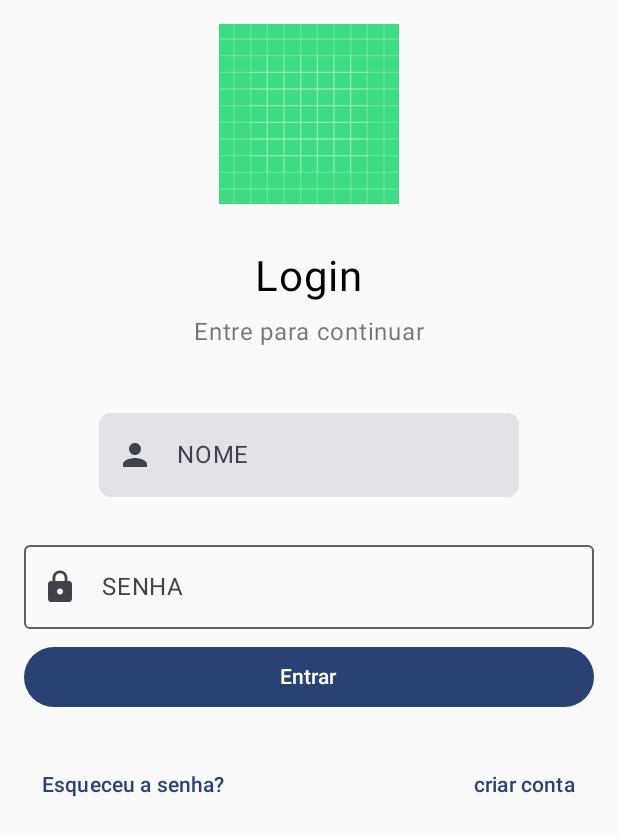
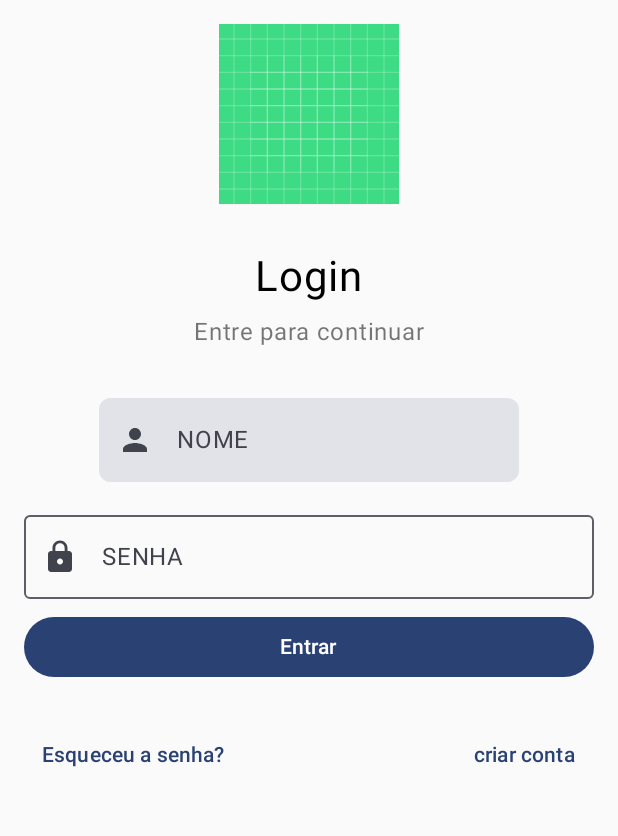
Before and after one commit to Joaovts07/LevaJa, an Android app built with Jetpack Compose: the screen it shows after launch (MainActivity), on a phone screen of 412 x 824 dp. Shown: the top 836 px of the screen. Run offline under Robolectric (Android 15) with nearby library versions, the phone set to English and light mode, and no system bars.

Commit message:
CAR-1: Adjust paddings and add a visualTransformation case is password

```diff
--- a/app/src/main/java/com/example/levaja/ui/components/LevaJaTextField.kt
+++ b/app/src/main/java/com/example/levaja/ui/components/LevaJaTextField.kt
@@ -9,6 +9,7 @@ import androidx.compose.material3.TextFieldDefaults
 import androidx.compose.runtime.Composable
 import androidx.compose.ui.Modifier
 import androidx.compose.ui.graphics.Color
+import androidx.compose.ui.text.input.VisualTransformation
 import androidx.compose.ui.unit.dp
 
 @Composable
@@ -17,20 +18,21 @@ fun LevaJaTextField(
     onValueChange: (String) -> Unit,
     label: String,
     leadingIcon: @Composable (() -> Unit)? = null,
-    placeholder: String? = null // Adicionamos o parâmetro placeholder
+    placeholder: String? = null,
+    visualTransformation: VisualTransformation = VisualTransformation.None
 ) {
     TextField(
         value = value,
         onValueChange = onValueChange,
         label = { Text(label) },
         leadingIcon = leadingIcon,
-        placeholder = { // Usamos o parâmetro placeholder aqui
+        placeholder = {
             if (placeholder != null) {
                 Text(placeholder)
             }
         },
         modifier = Modifier
-            .padding(16.dp)
+            .padding(start = 16.dp, end = 16.dp, top = 6.dp, bottom = 6.dp)
             .background(
                 color = Color.LightGray.copy(alpha = 0.3f),
                 shape = RoundedCornerShape(8.dp)
@@ -41,6 +43,7 @@ fun LevaJaTextField(
             disabledIndicatorColor = Color.Transparent,
             cursorColor = Color.Black
         ),
-        shape = RoundedCornerShape(8.dp)
+        shape = RoundedCornerShape(8.dp),
+        visualTransformation = visualTransformation
     )
 }
```
